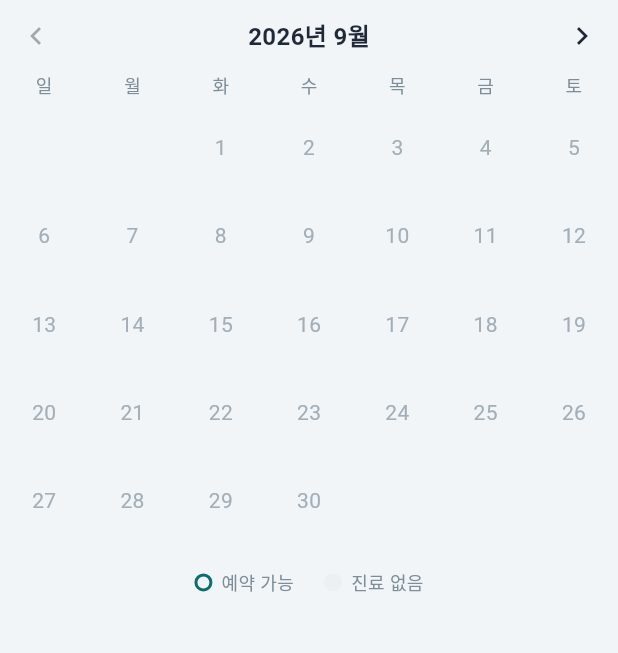
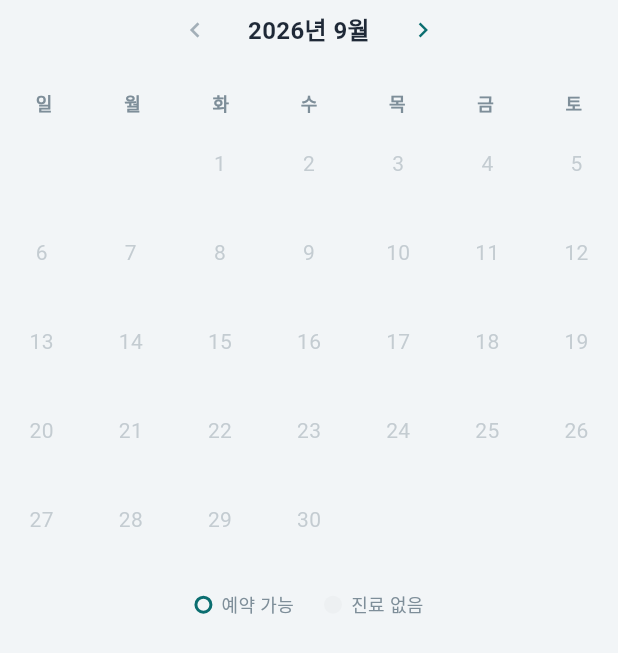
Before and after one commit to davidkjk/assignment2-hospital, a Flutter app: the MonthCalendar widget shown alone on an empty page, opened directly with empty values, on a phone screen of 412 x 824 dp. Shown: the top 653 px of the screen. Run offline on Flutter 3.47's test engine with Material 3 defaults, Android fonts, the phone set to English and light mode, and no system bars; our stand-ins replace connectivity_plus, firebase_messaging, flutter_riverpod, flutter_secure_storage, go_router, qr_flutter and 1 more; missing offline and left inert: screen_brightness; accounts and stored records are empty; network calls fail; Roboto replaces fonts that are missing (Pretendard).

Commit message:
fix(patient): 예약 시간·날짜 화면 데모 이식(시각 완전 일치)
React 데모를 Flutter로 그대로 이식(구조 아닌 시각 기준, 사용자 지정 방식).

- 시간(step5): mock '09:00'·'14:00' = 24시간제 그대로(slotLabel 12h→24h zero-pad).
  칩을 OutlinedButton(테두리)→데모 bg-card 칩(테두리 없음·shadow-sm·rounded-xl 14·
  text-sm semibold·tabular-nums). 라벨 "오전"+muted "· N자리"(text-sm), 섹션 mb-6.
- 날짜(step4, MonthCalendar): 월 네비게이션 양끝 벌림→데모 가운데 모임(justify-center,
  min-w 7rem, semibold, chevron primary/disabled muted). 요일 semibold. 사용가능일
  border-2 font-bold + 원이 칸을 꽉 채움(aspect-square, margin 제거). 불가일 muted/40로
  더 흐리게. gap-1(4). 예약변경(change_flow)과 공유 위젯이라 두 화면 함께 반영.

골든 재생성. analyze 클린.

Co-Authored-By: Claude Opus 4.8 (1M context) <noreply@anthropic.com>
Claude-Session: https://claude.ai/code/session_01EaEQyxkvNXgy3FcDn7S1P2

```diff
--- a/patient_app/lib/features/booking/steps/date_step.dart
+++ b/patient_app/lib/features/booking/steps/date_step.dart
@@ -78,47 +78,68 @@ class _MonthCalendarState extends State<MonthCalendar> {
       ));
     }
     return Column(children: [
-      // 헤더: ‹ 2026년 8월 ›
-      Row(mainAxisAlignment: MainAxisAlignment.spaceBetween, children: [
+      // 헤더 — 데모: 가운데 모임 ‹ 2026년 8월 › (justify-center gap-2, mb-4)
+      Padding(
+        padding: const EdgeInsets.only(bottom: 16),
+        child: Row(mainAxisAlignment: MainAxisAlignment.center, children: [
           IconButton(
             key: const Key('cal-prev'),
-          icon: const Icon(Icons.chevron_left),
+            icon: const Icon(Icons.chevron_left, size: 20),
+            color: AppTokens.primary,
+            disabledColor: AppTokens.grayDone, // 데모 muted/30
+            visualDensity: VisualDensity.compact,
             onPressed: _canPrev ? () => _go(-1) : null, // BOOK-DATE-07 이번 달이면 비활성
           ),
-        Text('${_shown.year}년 ${_shown.month}월',
-            style: const TextStyle(fontSize: 16, fontWeight: FontWeight.bold)),
+          SizedBox(
+            width: 112, // min-w-[7rem]
+            child: Text('${_shown.year}년 ${_shown.month}월',
+                textAlign: TextAlign.center,
+                style: const TextStyle(fontSize: 16, fontWeight: FontWeight.w600)), // semibold
+          ),
           IconButton(
             key: const Key('cal-next'),
-          icon: const Icon(Icons.chevron_right),
+            icon: const Icon(Icons.chevron_right, size: 20),
+            color: AppTokens.primary,
+            disabledColor: AppTokens.grayDone,
+            visualDensity: VisualDensity.compact,
             onPressed: _canNext ? () => _go(1) : null, // BOOK-DATE-06 호라이즌 월 이후 비활성
           ),
         ]),
-      // 요일 머리글
+      ),
+      // 요일 머리글 — text-xs semibold muted
       Row(
         children: [
           for (final w in wd)
             Expanded(
               child: Center(
+                child: Padding(
+                  padding: const EdgeInsets.symmetric(vertical: 4), // py-1
                   child: Text(w,
-                        style:
-                            const TextStyle(fontSize: 12, color: AppTokens.grayPending)))),
+                      style: const TextStyle(
+                          fontSize: 12,
+                          fontWeight: FontWeight.w600,
+                          color: AppTokens.grayPending)),
+                ),
+              ),
+            ),
         ],
       ),
-      const SizedBox(height: 4),
       GridView.count(
         crossAxisCount: 7,
         shrinkWrap: true,
         physics: const NeverScrollableScrollPhysics(),
+        crossAxisSpacing: 4, // gap-1
+        mainAxisSpacing: 4,
         children: cells,
       ),
       if (!_canNext) // BOOK-DATE-06 — 막을 때는 이유를 함께
         const Padding(
-          padding: EdgeInsets.only(top: 8),
+          padding: EdgeInsets.only(top: 12), // mt-3
           child: Text('예약은 8주 뒤까지 가능합니다',
               style: TextStyle(fontSize: 12, color: AppTokens.grayPending)),
         ),
-      const SizedBox(height: 16),
-      // 범례 — 두 개만(BOOK-DATE-04/05)
+      const SizedBox(height: 20), // mt-5
+      // 범례 — 두 개만(BOOK-DATE-04/05), gap-5
       const Row(mainAxisAlignment: MainAxisAlignment.center, children: [
         _LegendDot(bordered: true),
         SizedBox(width: 6),
@@ -139,26 +160,27 @@ class _DayCell extends StatelessWidget {
   final VoidCallback onTap;
   @override
   Widget build(BuildContext context) {
-    final label = Text('$day',
+    if (!available) {
+      // 데모 text-muted-foreground/40 — 아주 흐리게(숨기지 않고), 보통 굵기
+      return Center(
+        child: Text('$day',
             style: TextStyle(
-          fontSize: 14,
-          color: available ? AppTokens.onSurface : AppTokens.grayDone, // BOOK-DATE-03 흐린 숫자
-          fontWeight: available ? FontWeight.w600 : FontWeight.normal,
-        ));
-    if (!available) {
-      return Center(child: label); // 누를 수 없음(숨기지 않고 흐리게)
+                fontSize: 14, color: AppTokens.grayPending.withValues(alpha: 0.4))),
+      );
     }
+    // 데모 aspect-square rounded-full border-2 font-bold — 원이 칸을 꽉 채운다
     return InkWell(
       onTap: onTap,
       customBorder: const CircleBorder(),
       child: Container(
         alignment: Alignment.center,
-        margin: const EdgeInsets.all(4),
         decoration: BoxDecoration(
           shape: BoxShape.circle,
-          border: Border.all(color: AppTokens.primary, width: 1.6), // BOOK-DATE-02 테두리
+          border: Border.all(color: AppTokens.primary, width: 2), // BOOK-DATE-02 테두리(border-2)
         ),
-        child: label,
+        child: Text('$day',
+            style: const TextStyle(
+                fontSize: 14, fontWeight: FontWeight.bold, color: AppTokens.onSurface)),
       ),
     );
   }
```
Also changed, not shown: patient_app/lib/features/booking/steps/time_step.dart (+64 -20 lines), 3 other files. Lines whose indentation alone changed are shown as unchanged.
